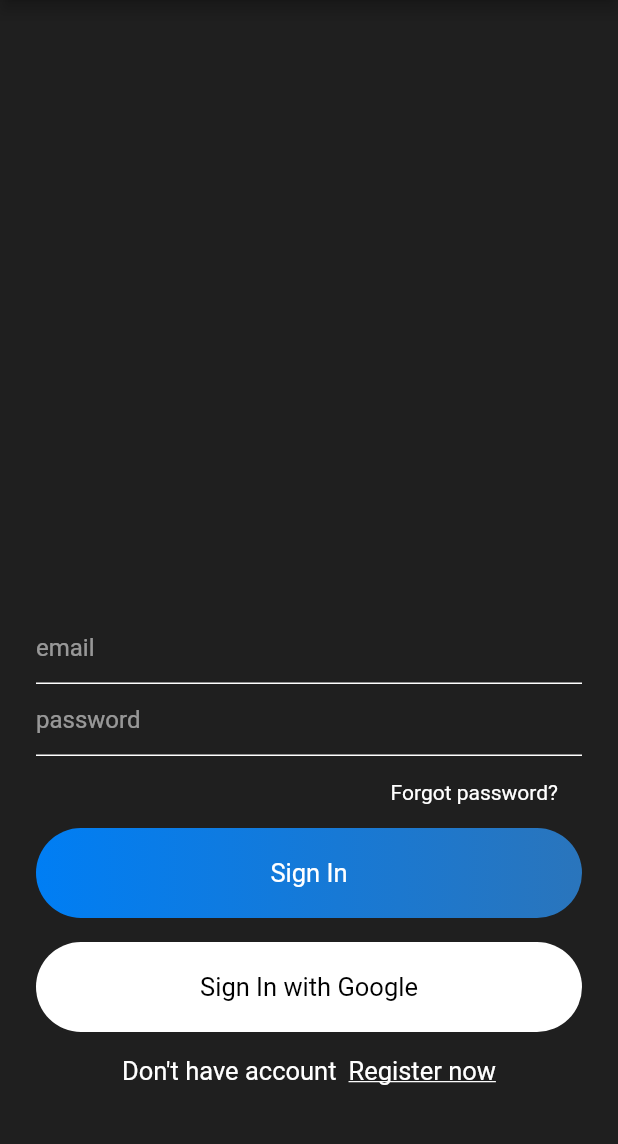
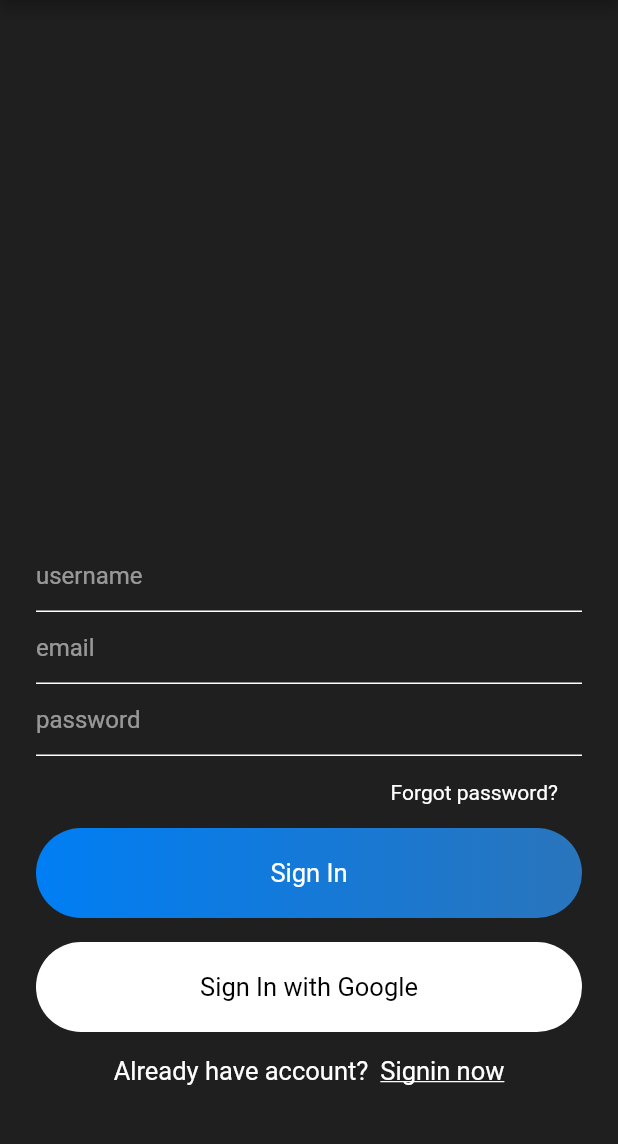
Before and after one commit to cloudy-ninja/chat_app, a Flutter app: the screen it shows after launch, on a phone screen of 412 x 824 dp, the part 84-1228 px from its top. Run offline on Flutter 3.47's test engine with Material 2 defaults, Android fonts, the phone set to English and light mode, and no system bars.

Commit message:
signup ui

```diff
--- a/lib/main.dart
+++ b/lib/main.dart
@@ -1,4 +1,5 @@
 import 'package:chat_app/views/signin.dart';
+import 'package:chat_app/views/signup.dart';
 import 'package:flutter/material.dart';
 
 void main() {
@@ -16,7 +17,7 @@ class MyApp extends StatelessWidget {
         primarySwatch: Colors.blue,
         visualDensity: VisualDensity.adaptivePlatformDensity,
       ),
-      home: SignIn(),
+      home: SignUp(),
     );
   }
 }
--- a/lib/views/signup.dart
+++ b/lib/views/signup.dart
@@ -0,0 +1,131 @@
+import 'package:chat_app/widgets/widget.dart';
+import 'package:flutter/material.dart';
+
+class SignUp extends StatefulWidget {
+  @override
+  _SignUpState createState() => _SignUpState();
+}
+
+class _SignUpState extends State<SignUp> {
+  @override
+  Widget build(BuildContext context) {
+    return Scaffold(
+      appBar: appBarMain(context),
+      body: SingleChildScrollView(
+        child: Container(
+          height: MediaQuery.of(context).size.height - 50,
+          alignment: Alignment.bottomCenter,
+          child: Container(
+            padding: EdgeInsets.symmetric(
+              horizontal: 24,
+            ),
+            child: Column(
+              mainAxisSize: MainAxisSize.min,
+              children: [
+                TextField(
+                  style: kSimpleTextStyle(),
+                  decoration: kTextFieldDecoration('username'),
+                ),
+                TextField(
+                  style: kSimpleTextStyle(),
+                  decoration: kTextFieldDecoration('email'),
+                ),
+                TextField(
+                  style: kSimpleTextStyle(),
+                  decoration: kTextFieldDecoration('password'),
+                ),
+                SizedBox(
+                  height: 8,
+                ),
+                Container(
+                  alignment: Alignment.centerRight,
+                  padding: EdgeInsets.symmetric(
+                    horizontal: 16,
+                    vertical: 8,
+                  ),
+                  child: Text(
+                    'Forgot password?',
+                    style: kSimpleTextStyle(),
+                  ),
+                ),
+                SizedBox(
+                  height: 8,
+                ),
+                Container(
+                  alignment: Alignment.center,
+                  width: MediaQuery.of(context).size.width,
+                  padding: EdgeInsets.symmetric(
+                    vertical: 20,
+                  ),
+                  decoration: BoxDecoration(
+                    gradient: LinearGradient(
+                      colors: [
+                        const Color(0xff007EF4),
+                        const Color(0xff2A75BC),
+                      ],
+                    ),
+                    borderRadius: BorderRadius.circular(30),
+                  ),
+                  child: Text(
+                    "Sign In",
+                    style: TextStyle(
+                      color: Colors.white,
+                      fontSize: 17,
+                    ),
+                  ),
+                ),
+                SizedBox(
+                  height: 16,
+                ),
+                Container(
+                  alignment: Alignment.center,
+                  width: MediaQuery.of(context).size.width,
+                  padding: EdgeInsets.symmetric(
+                    vertical: 20,
+                  ),
+                  decoration: BoxDecoration(
+                    color: Colors.white,
+                    borderRadius: BorderRadius.circular(30),
+                  ),
+                  child: Text(
+                    "Sign In with Google",
+                    style: TextStyle(
+                      color: Colors.black,
+                      fontSize: 17,
+                    ),
+                  ),
+                ),
+                SizedBox(
+                  height: 16,
+                ),
+                Row(
+                  mainAxisAlignment: MainAxisAlignment.center,
+                  children: [
+                    Text(
+                      "Already have account?",
+                      style: kMediumTextStyle(),
+                    ),
+                    SizedBox(
+                      width: 8,
+                    ),
+                    Text(
+                      "Signin now",
+                      style: TextStyle(
+                        color: Colors.white,
+                        fontSize: 17,
+                        decoration: TextDecoration.underline,
+                      ),
+                    ),
+                  ],
+                ),
+                SizedBox(
+                  height: 50,
+                )
+              ],
+            ),
+          ),
+        ),
+      ),
+    );
+  }
+}
```
